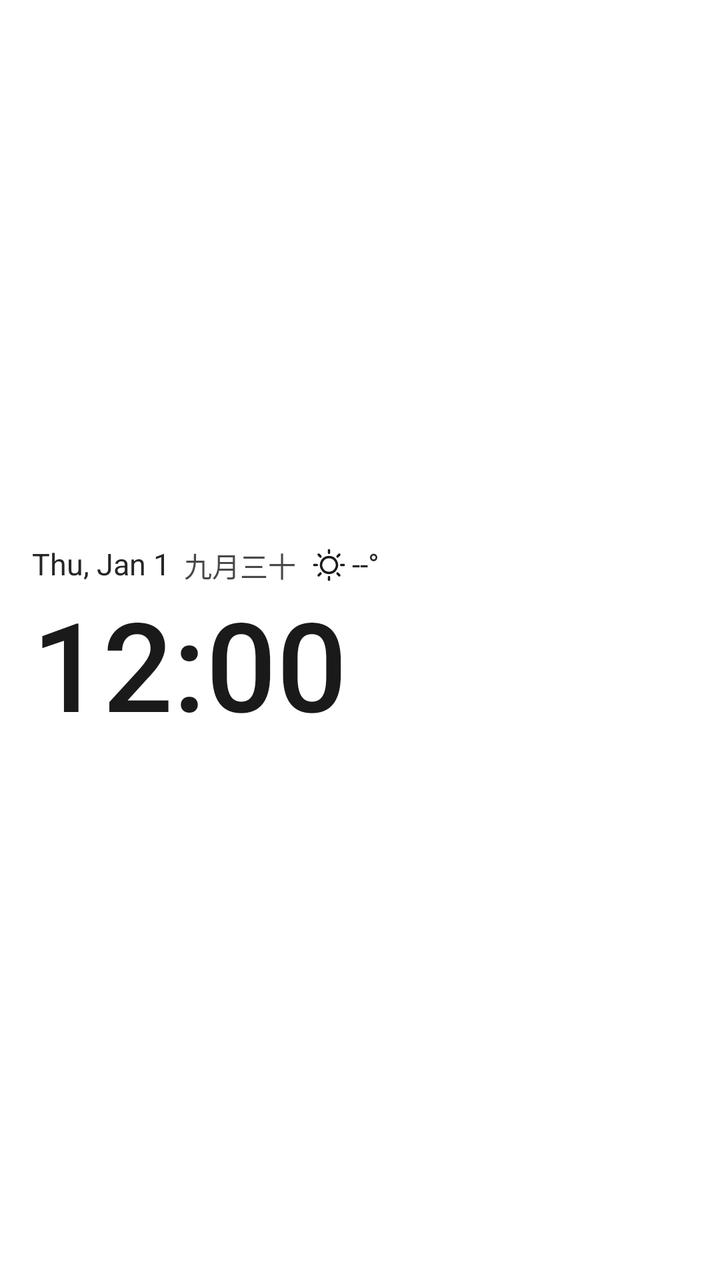
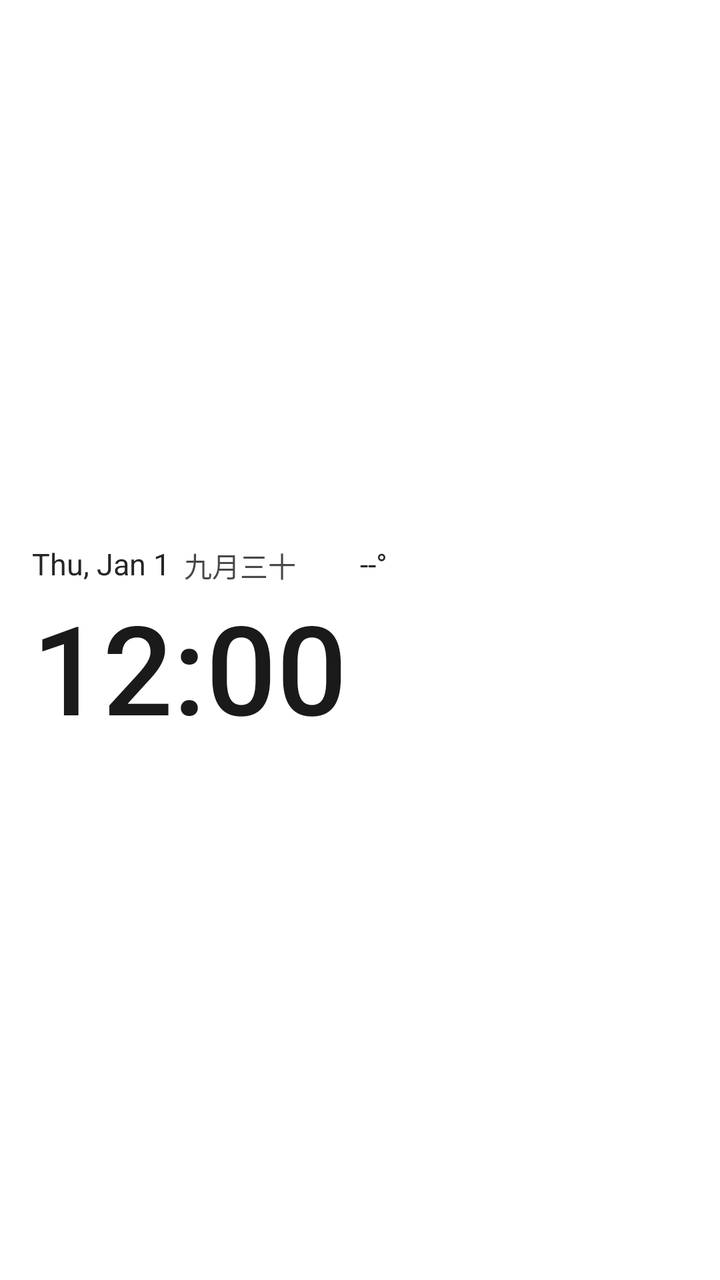

Compare the two renders of this Android layout. The source of the first and the diff that turns it into the second are given below.
<!-- AndroidManifest.xml: fallback theme Theme.MaterialComponents.DayNight.NoActionBar -->
<!-- res/layout/ww_black_medium.xml -->
<?xml version="1.0" encoding="utf-8"?>
<LinearLayout xmlns:android="http://schemas.android.com/apk/res/android"
    android:id="@+id/ww_root"
    android:layout_width="match_parent"
    android:layout_height="match_parent"
    android:orientation="vertical"
    android:gravity="center_vertical|start"
    android:paddingStart="16dp"
    android:paddingEnd="16dp">

    <LinearLayout
        android:id="@+id/ww_date_touch"
        android:layout_width="match_parent"
        android:layout_height="wrap_content"
        android:orientation="horizontal"
        android:gravity="center_vertical"
        android:paddingTop="7dp"
        android:paddingBottom="3dp">

        <TextClock
            android:id="@+id/ww_date"
            android:layout_width="wrap_content"
            android:layout_height="wrap_content"
            android:fontFamily="sans-serif"
            android:format24Hour="@string/date_format_compact"
            android:format12Hour="@string/date_format_compact"
            android:includeFontPadding="false"
            android:shadowColor="#4DFFFFFF"
            android:shadowDx="0"
            android:shadowDy="1"
            android:shadowRadius="3"
            android:textColor="#F21A1A1A"
            android:textSize="15sp" />

        <TextView
            android:id="@+id/ww_lunar"
            android:layout_width="wrap_content"
            android:layout_height="wrap_content"
            android:layout_marginStart="7dp"
            android:fontFamily="sans-serif"
            android:includeFontPadding="false"
            android:shadowColor="#4DFFFFFF"
            android:shadowDx="0"
            android:shadowDy="1"
            android:shadowRadius="3"
            android:textColor="#CC1A1A1A"
            android:textSize="14sp"
            android:text="九月三十" />

        <LinearLayout
            android:id="@+id/ww_weather_touch"
            android:layout_width="wrap_content"
            android:layout_height="wrap_content"
            android:layout_marginStart="8dp"
            android:orientation="horizontal"
            android:gravity="center_vertical"
            android:paddingTop="4dp"
            android:paddingBottom="4dp">

            <ImageView
                android:id="@+id/ww_icon"
                android:layout_width="17dp"
                android:layout_height="17dp"
                android:scaleType="fitCenter"
                android:src="@drawable/ic_wx_clear_dark" />

            <TextView
                android:id="@+id/ww_temp"
                android:layout_width="wrap_content"
                android:layout_height="wrap_content"
                android:layout_marginStart="3dp"
                android:fontFamily="sans-serif"
                android:includeFontPadding="false"
                android:shadowColor="#4DFFFFFF"
                android:shadowDx="0"
                android:shadowDy="1"
                android:shadowRadius="3"
                android:textColor="#F21A1A1A"
                android:textSize="15sp"
                android:text="--°" />
        </LinearLayout>

        <TextView
            android:id="@+id/ww_city"
            android:layout_width="wrap_content"
            android:layout_height="wrap_content"
            android:layout_marginStart="8dp"
            android:ellipsize="end"
            android:fontFamily="sans-serif"
            android:includeFontPadding="false"
            android:maxLines="1"
            android:shadowColor="#4DFFFFFF"
            android:shadowDx="0"
            android:shadowDy="1"
            android:shadowRadius="3"
            android:textColor="#991A1A1A"
            android:textSize="13sp"
            android:visibility="gone" />
    </LinearLayout>

    <FrameLayout
        android:id="@+id/ww_time_touch"
        android:layout_width="match_parent"
        android:layout_height="wrap_content"
        android:paddingTop="0dp"
        android:paddingBottom="6dp">

        <TextClock
            android:id="@+id/ww_time"
            android:layout_width="wrap_content"
            android:layout_height="wrap_content"
            android:fontFamily="sans-serif-medium"
            android:format24Hour="HH:mm"
            android:format12Hour="h:mm"
            android:includeFontPadding="false"
            android:shadowColor="#4DFFFFFF"
            android:shadowDx="0"
            android:shadowDy="1"
            android:shadowRadius="4"
            android:textColor="#FF1A1A1A"
            android:textSize="62sp" />
    </FrameLayout>

</LinearLayout>
<!-- resources referenced by this layout -->
<resources>
  <!-- drawable ic_wx_clear_dark: vector/xml drawable (drawable, 2462 chars, omitted) -->
  <string name="date_format_compact">EEE, MMM d</string>
</resources>

<!-- the commit's change to res/layout/ww_black_medium.xml (unified diff, before → after) -->
@@ -59,10 +59,10 @@
 
             <ImageView
                 android:id="@+id/ww_icon"
-                android:layout_width="17dp"
-                android:layout_height="17dp"
+                android:layout_width="21dp"
+                android:layout_height="21dp"
                 android:scaleType="fitCenter"
-                android:src="@drawable/ic_wx_clear_dark" />
+                android:src="@drawable/ic_wx_clear" />
 
             <TextView
                 android:id="@+id/ww_temp"
<!-- resource entries referenced after the edit -->
@@ -1,6 +1,6 @@
 <!-- resources referenced by this layout -->
 <resources>
-  <!-- drawable ic_wx_clear_dark: vector/xml drawable (drawable, 2462 chars, omitted) -->
+  <!-- drawable ic_wx_clear: vector/xml drawable (drawable, 2462 chars, omitted) -->
   <string name="date_format_compact">EEE, MMM d</string>
 </resources>
 
